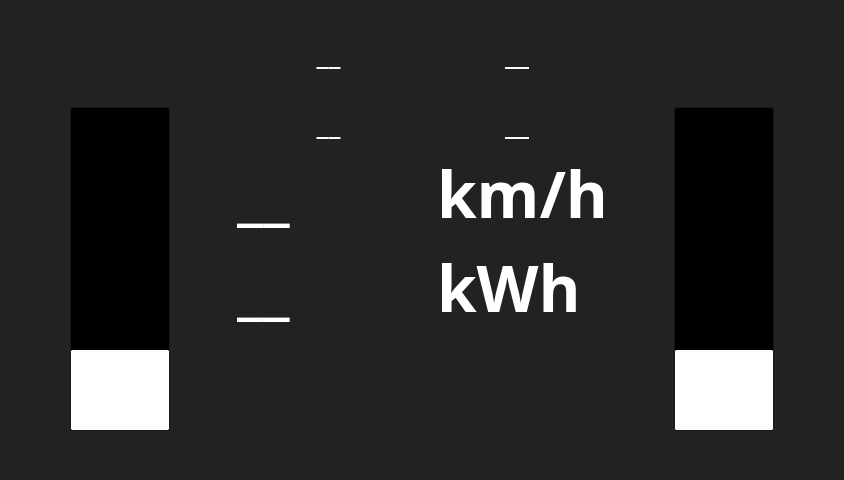
Above: src/mainwindow.ui from FSLART/volante_alpha_qt before the change. Below: the same form after it.
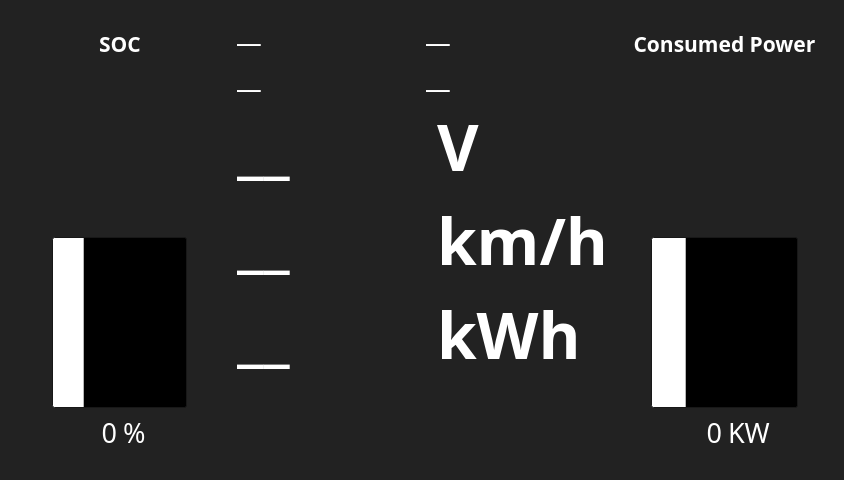
That is the form after the change. Icons and pictures are not drawn. Custom widgets are drawn as their Qt base class.

Patch:
```diff
--- a/src/mainwindow.ui
+++ b/src/mainwindow.ui
@@ -91,6 +91,15 @@
        </color>
       </brush>
      </colorrole>
+     <colorrole role="PlaceholderText">
+      <brush brushstyle="NoBrush">
+       <color alpha="128">
+        <red>255</red>
+        <green>255</green>
+        <blue>255</blue>
+       </color>
+      </brush>
+     </colorrole>
     </active>
     <inactive>
      <colorrole role="WindowText">
@@ -165,8 +174,26 @@
        </color>
       </brush>
      </colorrole>
+     <colorrole role="PlaceholderText">
+      <brush brushstyle="NoBrush">
+       <color alpha="128">
+        <red>255</red>
+        <green>255</green>
+        <blue>255</blue>
+       </color>
+      </brush>
+     </colorrole>
     </inactive>
     <disabled>
+     <colorrole role="WindowText">
+      <brush brushstyle="SolidPattern">
+       <color alpha="255">
+        <red>190</red>
+        <green>190</green>
+        <blue>190</blue>
+       </color>
+      </brush>
+     </colorrole>
      <colorrole role="Button">
       <brush brushstyle="SolidPattern">
        <color alpha="255">
@@ -185,6 +212,15 @@
        </color>
       </brush>
      </colorrole>
+     <colorrole role="Text">
+      <brush brushstyle="SolidPattern">
+       <color alpha="255">
+        <red>190</red>
+        <green>190</green>
+        <blue>190</blue>
+       </color>
+      </brush>
+     </colorrole>
      <colorrole role="Base">
       <brush brushstyle="SolidPattern">
        <color alpha="255">
@@ -203,6 +239,15 @@
        </color>
       </brush>
      </colorrole>
+     <colorrole role="Highlight">
+      <brush brushstyle="SolidPattern">
+       <color alpha="255">
+        <red>145</red>
+        <green>145</green>
+        <blue>145</blue>
+       </color>
+      </brush>
+     </colorrole>
      <colorrole role="HighlightedText">
       <brush brushstyle="SolidPattern">
        <color alpha="255">
@@ -212,6 +257,15 @@
        </color>
       </brush>
      </colorrole>
+     <colorrole role="PlaceholderText">
+      <brush brushstyle="NoBrush">
+       <color alpha="128">
+        <red>0</red>
+        <green>0</green>
+        <blue>0</blue>
+       </color>
+      </brush>
+     </colorrole>
     </disabled>
    </palette>
   </property>
@@ -247,97 +301,6 @@
     </font>
    </property>
    <layout class="QGridLayout" name="gridLayout">
-    <item row="0" column="2">
-     <layout class="QVBoxLayout" name="PowerLimit_Layout">
-      <property name="leftMargin">
-       <number>0</number>
-      </property>
-      <item>
-       <spacer name="vs_4">
-        <property name="orientation">
-         <enum>Qt::Orientation::Vertical</enum>
-        </property>
-        <property name="sizeType">
-         <enum>QSizePolicy::Policy::Fixed</enum>
-        </property>
-        <property name="sizeHint" stdset="0">
-         <size>
-          <width>20</width>
-          <height>78</height>
-         </size>
-        </property>
-       </spacer>
-      </item>
-      <item>
-       <spacer name="horizontalSpacer_2">
-        <property name="orientation">
-         <enum>Qt::Orientation::Horizontal</enum>
-        </property>
-        <property name="sizeHint" stdset="0">
-         <size>
-          <width>40</width>
-          <height>20</height>
-         </size>
-        </property>
-       </spacer>
-      </item>
-      <item>
-       <layout class="QHBoxLayout" name="Center_PowerLimit_Layout">
-        <property name="leftMargin">
-         <number>30</number>
-        </property>
-        <property name="rightMargin">
-         <number>30</number>
-        </property>
-        <item>
-         <widget class="QProgressBar" name="ConsumedPowerBar">
-          <property name="minimumSize">
-           <size>
-            <width>100</width>
-            <height>0</height>
-           </size>
-          </property>
-          <property name="font">
-           <font>
-            <family>Fira Mono</family>
-            <pointsize>28</pointsize>
-            <bold>true</bold>
-           </font>
-          </property>
-          <property name="value">
-           <number>24</number>
-          </property>
-          <property name="orientation">
-           <enum>Qt::Orientation::Vertical</enum>
-          </property>
-          <property name="invertedAppearance">
-           <bool>false</bool>
-          </property>
-          <property name="format">
-           <string>%p kW</string>
-          </property>
-         </widget>
-        </item>
-       </layout>
-      </item>
-      <item>
-       <spacer name="vs_3">
-        <property name="orientation">
-         <enum>Qt::Orientation::Vertical</enum>
-        </property>
-        <property name="sizeType">
-         <enum>QSizePolicy::Policy::Fixed</enum>
-        </property>
-        <property name="sizeHint" stdset="0">
-         <size>
-          <width>20</width>
-          <height>40</height>
-         </size>
-        </property>
-       </spacer>
-      </item>
-     </layout>
-    </item>
     <item row="0" column="0">
      <layout class="QVBoxLayout" name="SOC_Layout">
       <property name="leftMargin">
@@ -345,25 +308,46 @@
       </property>
       <item>
        <spacer name="vs_2">
-        <property name="orientation">
-         <enum>Qt::Orientation::Vertical</enum>
-        </property>
         <property name="sizeType">
          <enum>QSizePolicy::Policy::Fixed</enum>
         </property>
         <property name="sizeHint" stdset="0">
          <size>
           <width>20</width>
-          <height>78</height>
+          <height>20</height>
          </size>
         </property>
        </spacer>
       </item>
+      <item>
+       <widget class="QLabel" name="SOC">
+        <property name="sizePolicy">
+         <sizepolicy hsizetype="Preferred" vsizetype="Minimum">
+          <horstretch>0</horstretch>
+          <verstretch>0</verstretch>
+         </sizepolicy>
+        </property>
+        <property name="font">
+         <font>
+          <family>Fira Mono</family>
+          <pointsize>16</pointsize>
+          <weight>75</weight>
+          <bold>true</bold>
+         </font>
+        </property>
+        <property name="cursor">
+         <cursorShape>BlankCursor</cursorShape>
+        </property>
+        <property name="text">
+         <string>SOC</string>
+        </property>
+        <property name="alignment">
+         <set>Qt::AlignHCenter|Qt::AlignTop</set>
+        </property>
+       </widget>
+      </item>
       <item>
        <spacer name="horizontalSpacer">
-        <property name="orientation">
-         <enum>Qt::Orientation::Horizontal</enum>
-        </property>
         <property name="sizeHint" stdset="0">
          <size>
           <width>40</width>
@@ -382,6 +366,12 @@
         </property>
         <item>
          <widget class="QProgressBar" name="SOCLimitBar">
+          <property name="sizePolicy">
+           <sizepolicy hsizetype="Fixed" vsizetype="Expanding">
+            <horstretch>0</horstretch>
+            <verstretch>0</verstretch>
+           </sizepolicy>
+          </property>
           <property name="minimumSize">
            <size>
             <width>100</width>
@@ -392,6 +382,7 @@
            <font>
             <family>Fira Mono</family>
             <pointsize>24</pointsize>
+            <weight>75</weight>
             <bold>true</bold>
            </font>
           </property>
@@ -401,8 +392,8 @@
           <property name="value">
            <number>24</number>
           </property>
-          <property name="orientation">
-           <enum>Qt::Orientation::Vertical</enum>
+          <property name="textVisible">
+           <bool>false</bool>
           </property>
           <property name="invertedAppearance">
            <bool>false</bool>
@@ -414,18 +405,48 @@
         </item>
        </layout>
       </item>
+      <item>
+       <layout class="QHBoxLayout" name="horizontalLayout_3">
+        <item>
+         <widget class="QLabel" name="SOC_label">
+          <property name="font">
+           <font>
+            <family>Fira Mono</family>
+            <pointsize>20</pointsize>
+           </font>
+          </property>
+          <property name="text">
+           <string>0</string>
+          </property>
+          <property name="alignment">
+           <set>Qt::AlignRight|Qt::AlignTrailing|Qt::AlignVCenter</set>
+          </property>
+         </widget>
+        </item>
+        <item>
+         <widget class="QLabel" name="label_4">
+          <property name="font">
+           <font>
+            <family>Fira Mono</family>
+            <pointsize>20</pointsize>
+           </font>
+          </property>
+          <property name="text">
+           <string>%</string>
+          </property>
+         </widget>
+        </item>
+       </layout>
+      </item>
       <item>
        <spacer name="vs_1">
-        <property name="orientation">
-         <enum>Qt::Orientation::Vertical</enum>
-        </property>
         <property name="sizeType">
          <enum>QSizePolicy::Policy::Fixed</enum>
         </property>
         <property name="sizeHint" stdset="0">
          <size>
           <width>20</width>
-          <height>40</height>
+          <height>20</height>
          </size>
         </property>
        </spacer>
@@ -444,48 +465,12 @@
              <font>
               <family>Fira Mono</family>
               <pointsize>22</pointsize>
+              <weight>75</weight>
               <bold>true</bold>
              </font>
             </property>
             <property name="text">
              <string>__</string>
-            </property>
-            <property name="alignment">
-             <set>Qt::AlignmentFlag::AlignBottom|Qt::AlignmentFlag::AlignHCenter</set>
-            </property>
-           </widget>
-          </item>
-          <item row="1" column="0">
-           <widget class="QLabel" name="AbsoluteTime_Label">
-            <property name="font">
-             <font>
-              <family>Fira Mono</family>
-              <pointsize>22</pointsize>
-              <bold>true</bold>
-             </font>
-            </property>
-            <property name="text">
-             <string>__</string>
-            </property>
-            <property name="alignment">
-             <set>Qt::AlignmentFlag::AlignBottom|Qt::AlignmentFlag::AlignHCenter</set>
-            </property>
-           </widget>
-          </item>
-          <item row="2" column="1">
-           <widget class="FLabel" name="DiffLastLap_label">
-            <property name="font">
-             <font>
-              <family>Fira Mono</family>
-              <pointsize>22</pointsize>
-              <bold>true</bold>
-             </font>
-            </property>
-            <property name="text">
-             <string>__</string>
-            </property>
-            <property name="alignment">
-             <set>Qt::AlignmentFlag::AlignBottom|Qt::AlignmentFlag::AlignHCenter</set>
             </property>
            </widget>
           </item>
@@ -495,14 +480,42 @@
              <font>
               <family>Fira Mono</family>
               <pointsize>22</pointsize>
+              <weight>75</weight>
               <bold>true</bold>
              </font>
             </property>
             <property name="text">
              <string>__</string>
             </property>
-            <property name="alignment">
-             <set>Qt::AlignmentFlag::AlignBottom|Qt::AlignmentFlag::AlignHCenter</set>
+           </widget>
+          </item>
+          <item row="2" column="1">
+           <widget class="FLabel" name="DiffLastLap_label">
+            <property name="font">
+             <font>
+              <family>Fira Mono</family>
+              <pointsize>22</pointsize>
+              <weight>75</weight>
+              <bold>true</bold>
+             </font>
+            </property>
+            <property name="text">
+             <string>__</string>
+            </property>
+           </widget>
+          </item>
+          <item row="1" column="0">
+           <widget class="QLabel" name="AbsoluteTime_Label">
+            <property name="font">
+             <font>
+              <family>Fira Mono</family>
+              <pointsize>22</pointsize>
+              <weight>75</weight>
+              <bold>true</bold>
+             </font>
+            </property>
+            <property name="text">
+             <string>__</string>
             </property>
            </widget>
           </item>
@@ -514,7 +527,7 @@
            <layout class="QVBoxLayout" name="verticalLayout">
             <item>
              <layout class="QFormLayout" name="formLayout">
-              <item row="0" column="1">
+              <item row="2" column="1">
                <widget class="QLabel" name="Speed_Suffix">
                 <property name="maximumSize">
                  <size>
@@ -526,6 +539,7 @@
                  <font>
                   <family>Fira Mono</family>
                   <pointsize>48</pointsize>
+                  <weight>75</weight>
                   <bold>true</bold>
                  </font>
                 </property>
@@ -534,7 +548,7 @@
                 </property>
                </widget>
               </item>
-              <item row="1" column="0">
+              <item row="3" column="0">
                <widget class="FLabel" name="PowerLimit_Label">
                 <property name="sizePolicy">
                  <sizepolicy hsizetype="Preferred" vsizetype="Preferred">
@@ -558,6 +572,7 @@
                  <font>
                   <family>Fira Mono</family>
                   <pointsize>48</pointsize>
+                  <weight>75</weight>
                   <bold>true</bold>
                  </font>
                 </property>
@@ -566,7 +581,7 @@
                 </property>
                </widget>
               </item>
-              <item row="1" column="1">
+              <item row="3" column="1">
                <widget class="QLabel" name="PowerLimit_Suffix">
                 <property name="minimumSize">
                  <size>
@@ -584,6 +599,7 @@
                  <font>
                   <family>Fira Mono</family>
                   <pointsize>48</pointsize>
+                  <weight>75</weight>
                   <bold>true</bold>
                  </font>
                 </property>
@@ -592,7 +608,7 @@
                 </property>
                </widget>
               </item>
-              <item row="0" column="0">
+              <item row="2" column="0">
                <widget class="FLabel" name="Speed_Label">
                 <property name="minimumSize">
                  <size>
@@ -610,6 +626,37 @@
                  <font>
                   <family>Fira Mono</family>
                   <pointsize>48</pointsize>
+                  <weight>75</weight>
+                  <bold>true</bold>
+                 </font>
+                </property>
+                <property name="text">
+                 <string>__</string>
+                </property>
+               </widget>
+              </item>
+              <item row="1" column="1">
+               <widget class="QLabel" name="label_3">
+                <property name="font">
+                 <font>
+                  <family>Fira Mono</family>
+                  <pointsize>48</pointsize>
+                  <weight>75</weight>
+                  <bold>true</bold>
+                 </font>
+                </property>
+                <property name="text">
+                 <string>V</string>
+                </property>
+               </widget>
+              </item>
+              <item row="1" column="0">
+               <widget class="QLabel" name="HV_voltage_label">
+                <property name="font">
+                 <font>
+                  <family>Fira Mono</family>
+                  <pointsize>48</pointsize>
+                  <weight>75</weight>
                   <bold>true</bold>
                  </font>
                 </property>
@@ -642,6 +689,155 @@
       </item>
      </layout>
     </item>
+    <item row="0" column="2">
+     <layout class="QVBoxLayout" name="PowerLimit_Layout">
+      <property name="leftMargin">
+       <number>0</number>
+      </property>
+      <item>
+       <spacer name="vs_4">
+        <property name="sizeType">
+         <enum>QSizePolicy::Fixed</enum>
+        </property>
+        <property name="sizeHint" stdset="0">
+         <size>
+          <width>20</width>
+          <height>20</height>
+         </size>
+        </property>
+       </spacer>
+      </item>
+      <item>
+       <widget class="QLabel" name="label_2">
+        <property name="sizePolicy">
+         <sizepolicy hsizetype="Preferred" vsizetype="Preferred">
+          <horstretch>0</horstretch>
+          <verstretch>0</verstretch>
+         </sizepolicy>
+        </property>
+        <property name="font">
+         <font>
+          <family>Fira Mono</family>
+          <pointsize>16</pointsize>
+          <weight>75</weight>
+          <bold>true</bold>
+         </font>
+        </property>
+        <property name="text">
+         <string>Consumed Power</string>
+        </property>
+        <property name="alignment">
+         <set>Qt::AlignCenter</set>
+        </property>
+       </widget>
+      </item>
+      <item>
+       <spacer name="horizontalSpacer_2">
+        <property name="sizeHint" stdset="0">
+         <size>
+          <width>40</width>
+          <height>20</height>
+         </size>
+        </property>
+       </spacer>
+      </item>
+      <item>
+       <layout class="QHBoxLayout" name="Center_PowerLimit_Layout">
+        <property name="leftMargin">
+         <number>30</number>
+        </property>
+        <property name="rightMargin">
+         <number>30</number>
+        </property>
+        <item>
+         <widget class="QProgressBar" name="ConsumedPowerBar">
+          <property name="sizePolicy">
+           <sizepolicy hsizetype="Fixed" vsizetype="Expanding">
+            <horstretch>0</horstretch>
+            <verstretch>0</verstretch>
+           </sizepolicy>
+          </property>
+          <property name="minimumSize">
+           <size>
+            <width>100</width>
+            <height>0</height>
+           </size>
+          </property>
+          <property name="font">
+           <font>
+            <family>Fira Mono</family>
+            <pointsize>28</pointsize>
+            <weight>75</weight>
+            <bold>true</bold>
+           </font>
+          </property>
+          <property name="value">
+           <number>24</number>
+          </property>
+          <property name="textVisible">
+           <bool>false</bool>
+          </property>
+          <property name="invertedAppearance">
+           <bool>false</bool>
+          </property>
+          <property name="format">
+           <string>%p kW</string>
+          </property>
+         </widget>
+        </item>
+       </layout>
+      </item>
+      <item>
+       <layout class="QHBoxLayout" name="horizontalLayout_6">
+        <item>
+         <widget class="QLabel" name="POWER_label">
+          <property name="font">
+           <font>
+            <family>Fira Mono</family>
+            <pointsize>20</pointsize>
+           </font>
+          </property>
+          <property name="cursor">
+           <cursorShape>BlankCursor</cursorShape>
+          </property>
+          <property name="text">
+           <string>0</string>
+          </property>
+          <property name="alignment">
+           <set>Qt::AlignRight|Qt::AlignTrailing|Qt::AlignVCenter</set>
+          </property>
+         </widget>
+        </item>
+        <item>
+         <widget class="QLabel" name="label6">
+          <property name="font">
+           <font>
+            <family>Fira Mono</family>
+            <pointsize>20</pointsize>
+           </font>
+          </property>
+          <property name="text">
+           <string>KW</string>
+          </property>
+         </widget>
+        </item>
+       </layout>
+      </item>
+      <item>
+       <spacer name="vs_3">
+        <property name="sizeType">
+         <enum>QSizePolicy::Fixed</enum>
+        </property>
+        <property name="sizeHint" stdset="0">
+         <size>
+          <width>20</width>
+          <height>20</height>
+         </size>
+        </property>
+       </spacer>
+      </item>
+     </layout>
+    </item>
    </layout>
   </widget>
  </widget>
```
Left out of the diff: 6 changed lines with no effect on the pictures.
